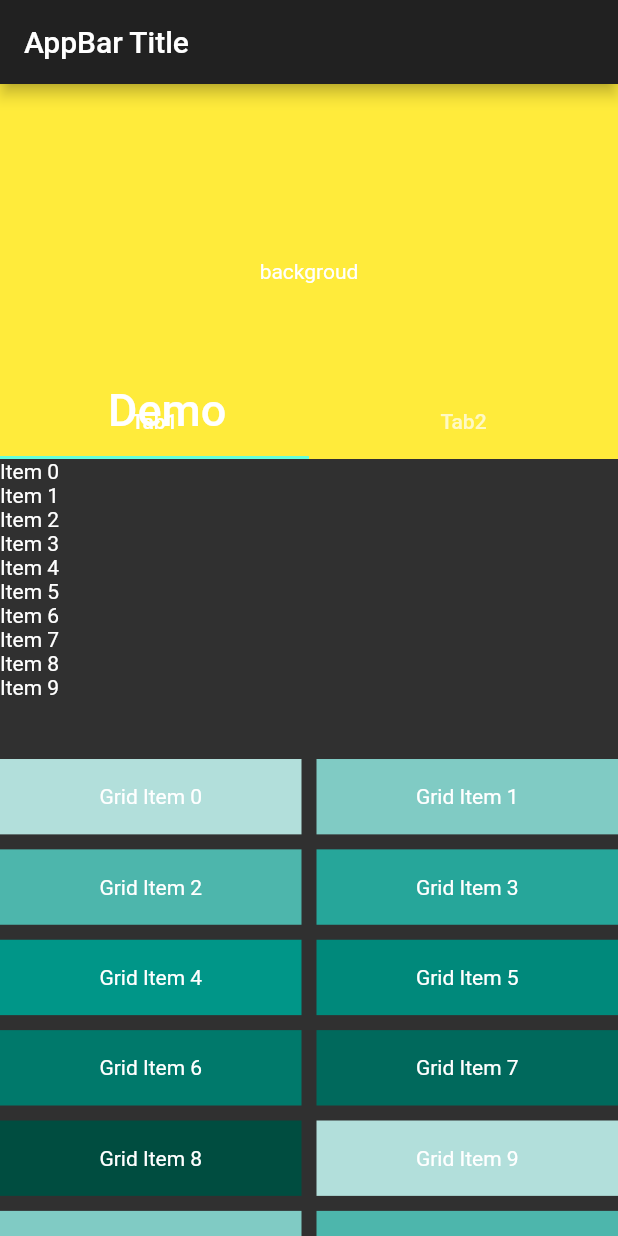
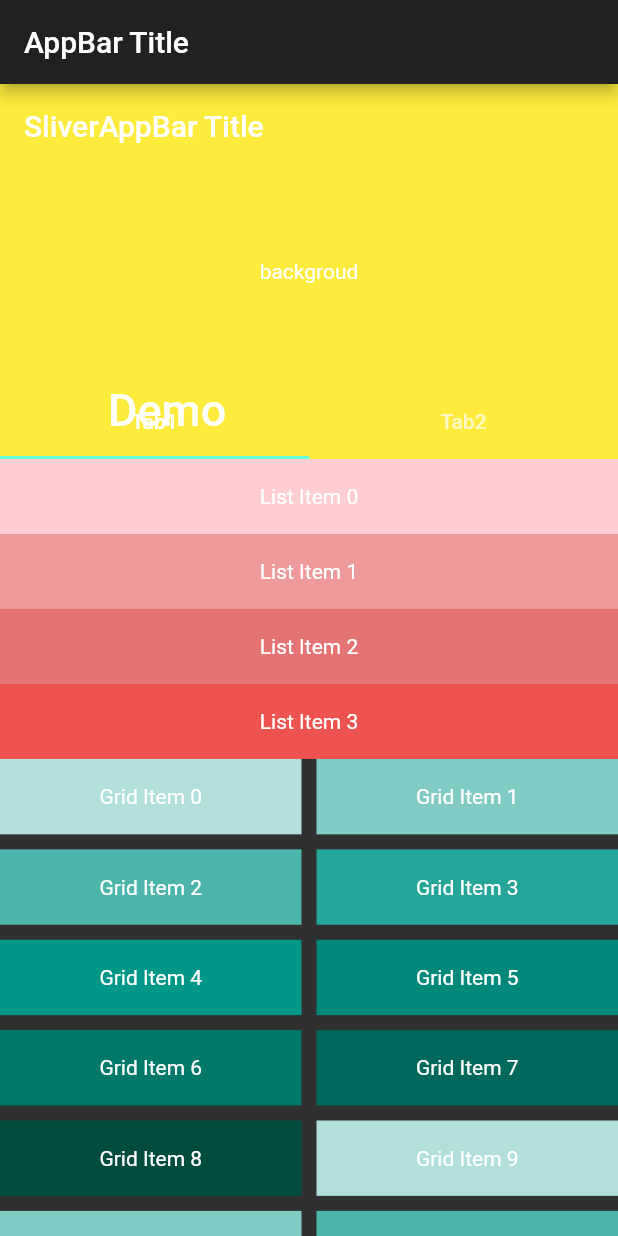
Before and after one commit to lovebzhou/flutter_demo, a Flutter app: the CustomScrollViewDemo screen opened directly, on a phone screen of 412 x 824 dp. Run offline on Flutter 3.47's test engine with Material 2 defaults, Android fonts, the phone set to English and light mode, and no system bars; our stand-ins replace dio, event_bus, file_picker, image_picker, share, shared_preferences and 1 more; missing offline and left inert: alice, dropdown_menu, image_crop, multi_image_picker, photo, photo_manager; accounts and stored records are empty.

Commit message:
演示ListView及各种Row的MainAxisAlignment

```diff
--- a/lib/demo/scrollview/customscrollview_demo.dart
+++ b/lib/demo/scrollview/customscrollview_demo.dart
@@ -35,6 +35,7 @@ class _CustomScrollViewDemoState extends State<CustomScrollViewDemo>
     );
   }
 
+
   Widget _buildAppBar(BuildContext context) {
     return AppBar(
       title: Text('AppBar Title'),
@@ -55,6 +56,7 @@ class _CustomScrollViewDemoState extends State<CustomScrollViewDemo>
     );
 
     Widget body = CustomScrollView(
+      semanticChildCount: 5,
       controller: _scrollController,
       physics: Platform.isIOS
           ? AlwaysScrollableScrollPhysics()
@@ -63,9 +65,9 @@ class _CustomScrollViewDemoState extends State<CustomScrollViewDemo>
         _buildRefreshControl(context),
         SliverAppBar(
           pinned: true,
-          floating: true,
+          // floating: true,
           // snap: true,
-          // title: Text('Title'),
+          title: Text('SliverAppBar Title'),
           expandedHeight: 250.0,
           flexibleSpace: FlexibleSpaceBar(
             title: Text('Demo'),
@@ -87,17 +89,35 @@ class _CustomScrollViewDemoState extends State<CustomScrollViewDemo>
               controller: _tabController,
               children: <Widget>[
                 ListView.builder(
-                  itemCount: 10,
-                  itemBuilder: (c, i) {
-                    return Text('Item $i');
+                  // controller: _scrollController,
+                  itemExtent: 50.0,
+                  itemBuilder: (BuildContext context, int index) {
+                    return Container(
+                      alignment: Alignment.center,
+                      color: Colors.red[100 * (index % 9 + 1)],
+                      child: Text('List Item $index'),
+                    );
                   },
+                  itemCount: 60,
                 ),
-                ListView.builder(
-                  itemCount: 10,
-                  itemBuilder: (c, i) {
-                    return Text('Item $i');
+                GridView.builder(
+                  // controller: _scrollController,
+                  gridDelegate: SliverGridDelegateWithMaxCrossAxisExtent(
+                    maxCrossAxisExtent: 200.0,
+                    mainAxisSpacing: 10.0,
+                    crossAxisSpacing: 10.0,
+                    childAspectRatio: 4.0,
+                  ),
+                  itemBuilder: (BuildContext context, int index) {
+                    return Container(
+                      height: 100,
+                      alignment: Alignment.center,
+                      color: Colors.brown[100 * (index % 9 + 1)],
+                      child: Text('Grid Item $index'),
+                    );
                   },
-                )
+                  itemCount: 20,
+                ),
               ],
             ),
           ),
@@ -159,7 +179,7 @@ class _CustomScrollViewDemoState extends State<CustomScrollViewDemo>
           child: Text('下拉刷新'),
         );
       },
-      onRefresh: () {},
+      onRefresh: () async {},
     );
   }
 }
```
Also changed, not shown: lib/demo/widgets/demo_grid.dart (added, +39 -0 lines), lib/demo/widgets/demo_list_view.dart (added, +109 -0 lines), lib/demo/widgets/demo_my_grid.dart (added, +16 -0 lines), lib/demo/widgets/demo_widgets.dart (+7 -0 lines).
